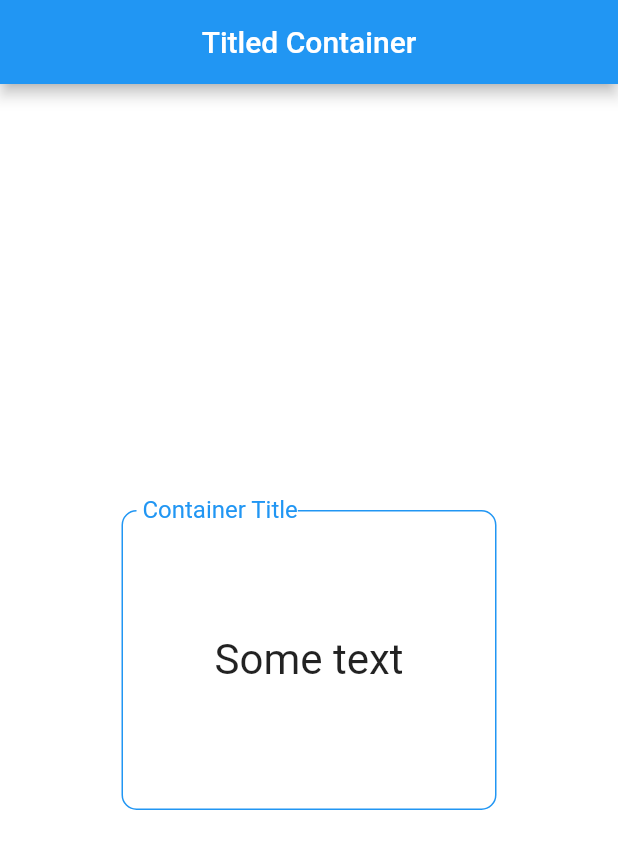
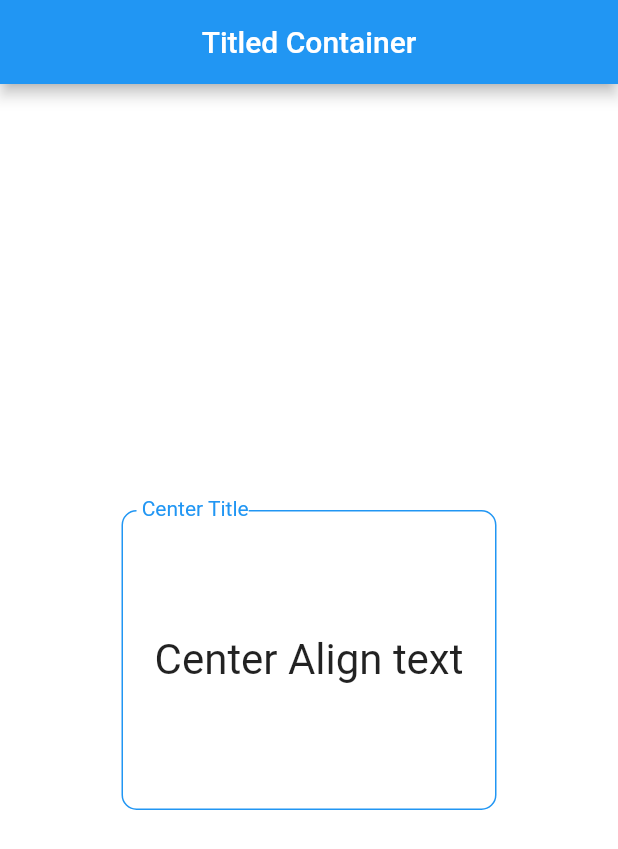
Before and after one commit to johandb/flutter_titled_container, a Flutter app: the screen it shows after launch, on a phone screen of 412 x 824 dp. Shown: the top 849 px of the screen. Run offline on Flutter 3.47's test engine with Material 2 defaults, Android fonts, the phone set to English and light mode, and no system bars.

Commit message:
- added alignment for title

```diff
--- a/example/lib/main.dart
+++ b/example/lib/main.dart
@@ -32,8 +32,9 @@ class _MyHomePageState extends State<MyHomePage> {
       body: Center(
         child: TitledContainer(
           titleColor: Colors.blue,
-          title: 'Container Title',
-          fontSize: 16.0,
+          title: 'Center Title',
+          textAlign: TextAlignTitledContainer.Left,
+          fontSize: 14.0,
           backgroundColor: Colors.white,
           child: Container(
             width: 250.0,
@@ -49,7 +50,7 @@ class _MyHomePageState extends State<MyHomePage> {
             ),
             child: Center(
               child: Text(
-                'Some text',
+                'Center Align text',
                 style: TextStyle(fontSize: 28.0),
               ),
             ),
--- a/lib/flutter_titled_container.dart
+++ b/lib/flutter_titled_container.dart
@@ -1,6 +1,8 @@
 import 'package:flutter/foundation.dart';
 import 'package:flutter/rendering.dart';
 import 'package:flutter/widgets.dart';
+
+enum TextAlignTitledContainer { Left, Center, Right }
 
 class TitledContainer extends SingleChildRenderObjectWidget {
   const TitledContainer({
@@ -8,16 +10,19 @@ class TitledContainer extends SingleChildRenderObjectWidget {
     required Widget child,
     titleColor,
     required this.title,
+    textAlign,
     fontSize,
     backgroundColor,
   })  : fontSize = fontSize ?? 14.0,
         titleColor = titleColor ?? const Color.fromRGBO(0, 0, 0, 1.0),
+        textAlign = textAlign ?? TextAlignTitledContainer.Left,
         backgroundColor = backgroundColor ?? const Color.fromRGBO(255, 255, 255, 1.0),
         super(key: key, child: child);
 
   final Color titleColor;
   final Color backgroundColor;
   final String title;
+  final TextAlignTitledContainer textAlign;
   final double fontSize;
 
   @override
@@ -27,6 +32,7 @@ class TitledContainer extends SingleChildRenderObjectWidget {
       title: title,
       fontSize: fontSize,
       backgroundColor: backgroundColor,
+      textAlign: textAlign,
     );
   }
 
@@ -36,6 +42,7 @@ class TitledContainer extends SingleChildRenderObjectWidget {
     renderObject..backgroundColor = backgroundColor;
     renderObject..title = title;
     renderObject..fontSize = fontSize;
+    renderObject..textAlign = textAlign;
   }
 }
 
@@ -45,8 +52,10 @@ class RenderTitledContainer extends RenderBox with RenderObjectWithChildMixin<Re
     required String title,
     required double fontSize,
     required Color backgroundColor,
+    required TextAlignTitledContainer textAlign,
   })   : _titleColor = titleColor,
         _title = title,
+        _textAlign = textAlign,
         _backgroundColor = backgroundColor,
         _fontSize = fontSize;
 
@@ -71,6 +80,14 @@ class RenderTitledContainer extends RenderBox with RenderObjectWithChildMixin<Re
   set title(String value) {
     if (_title == value) return;
     _title = value;
+    markNeedsPaint();
+  }
+
+  TextAlignTitledContainer get textAlign => _textAlign;
+  TextAlignTitledContainer _textAlign;
+  set textAlign(TextAlignTitledContainer value) {
+    if (_textAlign == value) return;
+    _textAlign = value;
     markNeedsPaint();
   }
 
@@ -117,7 +134,22 @@ class RenderTitledContainer extends RenderBox with RenderObjectWithChildMixin<Re
         minWidth: 0,
         maxWidth: size.width,
       );
-      final titleOffset = Offset(10, -fontSize / 2);
+
+      final TextPainter txtPainter = TextPainter(text: textSpan, textDirection: TextDirection.ltr);
+      txtPainter.layout(minWidth: 0, maxWidth: double.infinity);
+      print(txtPainter.size); //the TextSpan width
+      double xPos = 10.0;
+      switch (textAlign) {
+        case TextAlignTitledContainer.Center:
+          xPos = (size.width - txtPainter.size.width) / 2.0;
+          break;
+        case TextAlignTitledContainer.Right:
+          xPos = (size.width - txtPainter.size.width - 10);
+          break;
+        default:
+          xPos = 10.0;
+      }
+      final titleOffset = Offset(xPos, -fontSize / 2);
       textPainter.paint(canvas, titleOffset);
 
       canvas.restore();
```
Also changed, not shown: example/pubspec.lock, supplement/app-l.png (added), supplement/app-r.png (added), supplement/app.png, 3 other files.
